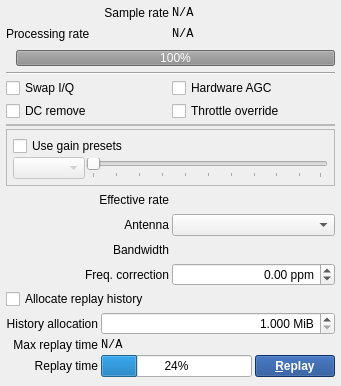
Before: the Qt Designer form Default/Source/SourceWidget.ui in BatchDrake/SigDigger, drawn with Qt 5.
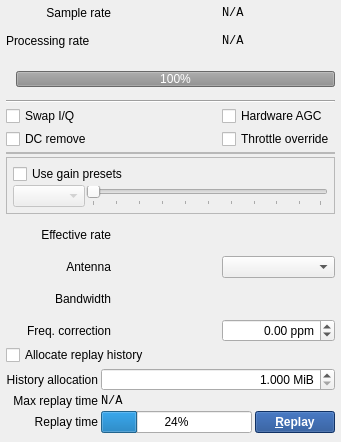
After: the same form once the commit is applied. Icons and pictures are not drawn. Custom widgets are drawn as their Qt base class.

Commit message: Add toolbar widget for source time

```diff
--- a/Default/Source/SourceWidget.ui
+++ b/Default/Source/SourceWidget.ui
@@ -7,7 +7,7 @@
     <x>0</x>
     <y>0</y>
     <width>341</width>
-    <height>386</height>
+    <height>442</height>
    </rect>
   </property>
   <property name="windowTitle">
@@ -29,174 +29,14 @@
    <property name="spacing">
     <number>3</number>
    </property>
-   <item row="4" column="0">
-    <widget class="QCheckBox" name="swapIQCheck">
+   <item row="5" column="0">
+    <widget class="QCheckBox" name="dcRemoveCheck">
      <property name="text">
-      <string>Swap I/Q</string>
+      <string>DC remove</string>
      </property>
     </widget>
    </item>
-   <item row="11" column="1">
-    <widget class="FrequencySpinBox" name="bwSpin"/>
-   </item>
-   <item row="12" column="1">
-    <widget class="ContextAwareSpinBox" name="ppmSpinBox">
-     <property name="alignment">
-      <set>Qt::AlignRight|Qt::AlignTrailing|Qt::AlignVCenter</set>
-     </property>
-     <property name="suffix">
-      <string> ppm</string>
-     </property>
-     <property name="minimum">
-      <double>-100.000000000000000</double>
-     </property>
-     <property name="maximum">
-      <double>100.000000000000000</double>
-     </property>
-    </widget>
-   </item>
-   <item row="1" column="1">
-    <widget class="QLabel" name="processingRateLabel">
-     <property name="font">
-      <font>
-       <family>Monospace</family>
-      </font>
-     </property>
-     <property name="text">
-      <string>N/A</string>
-     </property>
-    </widget>
-   </item>
-   <item row="10" column="1">
-    <widget class="QComboBox" name="antennaCombo"/>
-   </item>
-   <item row="7" column="0" colspan="2">
-    <widget class="QFrame" name="autoGainFrame">
-     <property name="frameShape">
-      <enum>QFrame::StyledPanel</enum>
-     </property>
-     <property name="frameShadow">
-      <enum>QFrame::Raised</enum>
-     </property>
-     <layout class="QGridLayout" name="gridLayout_14">
-      <property name="leftMargin">
-       <number>6</number>
-      </property>
-      <property name="topMargin">
-       <number>6</number>
-      </property>
-      <property name="rightMargin">
-       <number>6</number>
-      </property>
-      <property name="bottomMargin">
-       <number>6</number>
-      </property>
-      <property name="spacing">
-       <number>1</number>
-      </property>
-      <item row="1" column="0">
-       <widget class="QComboBox" name="autoGainCombo">
-        <property name="enabled">
-         <bool>false</bool>
-        </property>
-       </widget>
-      </item>
-      <item row="1" column="1">
-       <widget class="QSlider" name="autoGainSlider">
-        <property name="enabled">
-         <bool>false</bool>
-        </property>
-        <property name="orientation">
-         <enum>Qt::Horizontal</enum>
-        </property>
-        <property name="tickPosition">
-         <enum>QSlider::TicksBelow</enum>
-        </property>
-       </widget>
-      </item>
-      <item row="0" column="0" colspan="2">
-       <widget class="QCheckBox" name="gainPresetCheck">
-        <property name="text">
-         <string>Use gain presets</string>
-        </property>
-       </widget>
-      </item>
-     </layout>
-    </widget>
-   </item>
-   <item row="1" column="0">
-    <widget class="QLabel" name="label_4">
-     <property name="text">
-      <string>Processing rate</string>
-     </property>
-    </widget>
-   </item>
-   <item row="5" column="1">
-    <widget class="QCheckBox" name="throttleCheck">
-     <property name="sizePolicy">
-      <sizepolicy hsizetype="Minimum" vsizetype="Preferred">
-       <horstretch>0</horstretch>
-       <verstretch>0</verstretch>
-      </sizepolicy>
-     </property>
-     <property name="text">
-      <string>Throttle override</string>
-     </property>
-    </widget>
-   </item>
-   <item row="17" column="0" colspan="2">
-    <widget class="QFrame" name="dataSaverFrame">
-     <property name="sizePolicy">
-      <sizepolicy hsizetype="Preferred" vsizetype="Fixed">
-       <horstretch>0</horstretch>
-       <verstretch>0</verstretch>
-      </sizepolicy>
-     </property>
-     <property name="frameShape">
-      <enum>QFrame::NoFrame</enum>
-     </property>
-     <property name="frameShadow">
-      <enum>QFrame::Raised</enum>
-     </property>
-     <layout class="QGridLayout" name="dataSaverGrid">
-      <property name="leftMargin">
-       <number>0</number>
-      </property>
-      <property name="topMargin">
-       <number>0</number>
-      </property>
-      <property name="rightMargin">
-       <number>0</number>
-      </property>
-      <property name="bottomMargin">
-       <number>0</number>
-      </property>
-      <property name="spacing">
-       <number>0</number>
-      </property>
-     </layout>
-    </widget>
-   </item>
-   <item row="8" column="1">
-    <widget class="FrequencySpinBox" name="throttleSpin">
-     <property name="enabled">
-      <bool>false</bool>
-     </property>
-    </widget>
-   </item>
-   <item row="0" column="1">
-    <widget class="QLabel" name="sampleRateLabel">
-     <property name="font">
-      <font>
-       <family>Monospace</family>
-      </font>
-     </property>
-     <property name="text">
-      <string>N/A</string>
-     </property>
-    </widget>
-   </item>
-   <item row="2" column="0" colspan="2">
+   <item row="2" column="0" colspan="3">
     <widget class="QFrame" name="frame">
      <property name="frameShape">
       <enum>QFrame::NoFrame</enum>
@@ -252,70 +92,10 @@
      </layout>
     </widget>
    </item>
-   <item row="4" column="1">
-    <widget class="QCheckBox" name="agcEnabledCheck">
-     <property name="text">
-      <string>Hardware AGC</string>
-     </property>
-    </widget>
+   <item row="11" column="2">
+    <widget class="FrequencySpinBox" name="bwSpin"/>
    </item>
-   <item row="3" column="0" colspan="2">
-    <widget class="Line" name="line">
-     <property name="minimumSize">
-      <size>
-       <width>114</width>
-       <height>0</height>
-      </size>
-     </property>
-     <property name="orientation">
-      <enum>Qt::Horizontal</enum>
-     </property>
-    </widget>
-   </item>
-   <item row="0" column="0">
-    <widget class="QLabel" name="label">
-     <property name="sizePolicy">
-      <sizepolicy hsizetype="Preferred" vsizetype="Fixed">
-       <horstretch>0</horstretch>
-       <verstretch>0</verstretch>
-      </sizepolicy>
-     </property>
-     <property name="text">
-      <string>Sample rate</string>
-     </property>
-     <property name="alignment">
-      <set>Qt::AlignRight|Qt::AlignTrailing|Qt::AlignVCenter</set>
-     </property>
-    </widget>
-   </item>
-   <item row="5" column="0">
-    <widget class="QCheckBox" name="dcRemoveCheck">
-     <property name="text">
-      <string>DC remove</string>
-     </property>
-    </widget>
-   </item>
-   <item row="12" column="0">
-    <widget class="QLabel" name="label_5">
-     <property name="text">
-      <string>Freq. correction</string>
-     </property>
-     <property name="alignment">
-      <set>Qt::AlignRight|Qt::AlignTrailing|Qt::AlignVCenter</set>
-     </property>
-    </widget>
-   </item>
-   <item row="11" column="0">
-    <widget class="QLabel" name="label_3">
-     <property name="text">
-      <string>Bandwidth</string>
-     </property>
-     <property name="alignment">
-      <set>Qt::AlignRight|Qt::AlignTrailing|Qt::AlignVCenter</set>
-     </property>
-    </widget>
-   </item>
-   <item row="6" column="0" colspan="2">
+   <item row="6" column="0" colspan="3">
     <widget class="QFrame" name="gainsFrame">
      <property name="sizePolicy">
       <sizepolicy hsizetype="Preferred" vsizetype="Fixed">
@@ -351,6 +131,39 @@
      </layout>
     </widget>
    </item>
+   <item row="5" column="2">
+    <widget class="QCheckBox" name="throttleCheck">
+     <property name="sizePolicy">
+      <sizepolicy hsizetype="Minimum" vsizetype="Preferred">
+       <horstretch>0</horstretch>
+       <verstretch>0</verstretch>
+      </sizepolicy>
+     </property>
+     <property name="text">
+      <string>Throttle override</string>
+     </property>
+    </widget>
+   </item>
+   <item row="10" column="2">
+    <widget class="QComboBox" name="antennaCombo"/>
+   </item>
+   <item row="12" column="0">
+    <widget class="QLabel" name="label_5">
+     <property name="text">
+      <string>Freq. correction</string>
+     </property>
+     <property name="alignment">
+      <set>Qt::AlignRight|Qt::AlignTrailing|Qt::AlignVCenter</set>
+     </property>
+    </widget>
+   </item>
+   <item row="8" column="2">
+    <widget class="FrequencySpinBox" name="throttleSpin">
+     <property name="enabled">
+      <bool>false</bool>
+     </property>
+    </widget>
+   </item>
    <item row="8" column="0">
     <widget class="QLabel" name="label_2">
      <property name="text">
@@ -361,17 +174,14 @@
      </property>
     </widget>
    </item>
-   <item row="10" column="0">
-    <widget class="QLabel" name="antennaLabel">
+   <item row="4" column="2">
+    <widget class="QCheckBox" name="agcEnabledCheck">
      <property name="text">
-      <string>Antenna</string>
-     </property>
-     <property name="alignment">
-      <set>Qt::AlignRight|Qt::AlignTrailing|Qt::AlignVCenter</set>
+      <string>Hardware AGC</string>
      </property>
     </widget>
    </item>
-   <item row="14" column="0" colspan="2">
+   <item row="14" column="0" colspan="3">
     <widget class="QWidget" name="replayWidget" native="true">
      <layout class="QGridLayout" name="gridLayout_3">
       <property name="leftMargin">
@@ -492,6 +302,196 @@
      </layout>
     </widget>
    </item>
+   <item row="1" column="0">
+    <widget class="QLabel" name="label_4">
+     <property name="text">
+      <string>Processing rate</string>
+     </property>
+    </widget>
+   </item>
+   <item row="12" column="2">
+    <widget class="ContextAwareSpinBox" name="ppmSpinBox">
+     <property name="alignment">
+      <set>Qt::AlignRight|Qt::AlignTrailing|Qt::AlignVCenter</set>
+     </property>
+     <property name="suffix">
+      <string> ppm</string>
+     </property>
+     <property name="minimum">
+      <double>-100.000000000000000</double>
+     </property>
+     <property name="maximum">
+      <double>100.000000000000000</double>
+     </property>
+    </widget>
+   </item>
+   <item row="10" column="0">
+    <widget class="QLabel" name="antennaLabel">
+     <property name="text">
+      <string>Antenna</string>
+     </property>
+     <property name="alignment">
+      <set>Qt::AlignRight|Qt::AlignTrailing|Qt::AlignVCenter</set>
+     </property>
+    </widget>
+   </item>
+   <item row="0" column="2">
+    <widget class="QLabel" name="sampleRateLabel">
+     <property name="font">
+      <font>
+       <family>Monospace</family>
+      </font>
+     </property>
+     <property name="text">
+      <string>N/A</string>
+     </property>
+    </widget>
+   </item>
+   <item row="7" column="0" colspan="3">
+    <widget class="QFrame" name="autoGainFrame">
+     <property name="frameShape">
+      <enum>QFrame::StyledPanel</enum>
+     </property>
+     <property name="frameShadow">
+      <enum>QFrame::Raised</enum>
+     </property>
+     <layout class="QGridLayout" name="gridLayout_14">
+      <property name="leftMargin">
+       <number>6</number>
+      </property>
+      <property name="topMargin">
+       <number>6</number>
+      </property>
+      <property name="rightMargin">
+       <number>6</number>
+      </property>
+      <property name="bottomMargin">
+       <number>6</number>
+      </property>
+      <property name="spacing">
+       <number>1</number>
+      </property>
+      <item row="1" column="0">
+       <widget class="QComboBox" name="autoGainCombo">
+        <property name="enabled">
+         <bool>false</bool>
+        </property>
+       </widget>
+      </item>
+      <item row="1" column="1">
+       <widget class="QSlider" name="autoGainSlider">
+        <property name="enabled">
+         <bool>false</bool>
+        </property>
+        <property name="orientation">
+         <enum>Qt::Horizontal</enum>
+        </property>
+        <property name="tickPosition">
+         <enum>QSlider::TicksBelow</enum>
+        </property>
+       </widget>
+      </item>
+      <item row="0" column="0" colspan="2">
+       <widget class="QCheckBox" name="gainPresetCheck">
+        <property name="text">
+         <string>Use gain presets</string>
+        </property>
+       </widget>
+      </item>
+     </layout>
+    </widget>
+   </item>
+   <item row="4" column="0">
+    <widget class="QCheckBox" name="swapIQCheck">
+     <property name="text">
+      <string>Swap I/Q</string>
+     </property>
+    </widget>
+   </item>
+   <item row="1" column="2">
+    <widget class="QLabel" name="processingRateLabel">
+     <property name="font">
+      <font>
+       <family>Monospace</family>
+      </font>
+     </property>
+     <property name="text">
+      <string>N/A</string>
+     </property>
+    </widget>
+   </item>
+   <item row="0" column="0">
+    <widget class="QLabel" name="label">
+     <property name="sizePolicy">
+      <sizepolicy hsizetype="Preferred" vsizetype="Fixed">
+       <horstretch>0</horstretch>
+       <verstretch>0</verstretch>
+      </sizepolicy>
+     </property>
+     <property name="text">
+      <string>Sample rate</string>
+     </property>
+     <property name="alignment">
+      <set>Qt::AlignRight|Qt::AlignTrailing|Qt::AlignVCenter</set>
+     </property>
+    </widget>
+   </item>
+   <item row="17" column="0" colspan="3">
+    <widget class="QFrame" name="dataSaverFrame">
+     <property name="sizePolicy">
+      <sizepolicy hsizetype="Preferred" vsizetype="Fixed">
+       <horstretch>0</horstretch>
+       <verstretch>0</verstretch>
+      </sizepolicy>
+     </property>
+     <property name="frameShape">
+      <enum>QFrame::NoFrame</enum>
+     </property>
+     <property name="frameShadow">
+      <enum>QFrame::Raised</enum>
+     </property>
+     <layout class="QGridLayout" name="dataSaverGrid">
+      <property name="leftMargin">
+       <number>0</number>
+      </property>
+      <property name="topMargin">
+       <number>0</number>
+      </property>
+      <property name="rightMargin">
+       <number>0</number>
+      </property>
+      <property name="bottomMargin">
+       <number>0</number>
+      </property>
+      <property name="spacing">
+       <number>0</number>
+      </property>
+     </layout>
+    </widget>
+   </item>
+   <item row="11" column="0">
+    <widget class="QLabel" name="label_3">
+     <property name="text">
+      <string>Bandwidth</string>
+     </property>
+     <property name="alignment">
+      <set>Qt::AlignRight|Qt::AlignTrailing|Qt::AlignVCenter</set>
+     </property>
+    </widget>
+   </item>
+   <item row="3" column="0" colspan="3">
+    <widget class="Line" name="line">
+     <property name="minimumSize">
+      <size>
+       <width>114</width>
+       <height>0</height>
+      </size>
+     </property>
+     <property name="orientation">
+      <enum>Qt::Horizontal</enum>
+     </property>
+    </widget>
+   </item>
   </layout>
  </widget>
  <customwidgets>
```
The commit also changes 15 other files.
